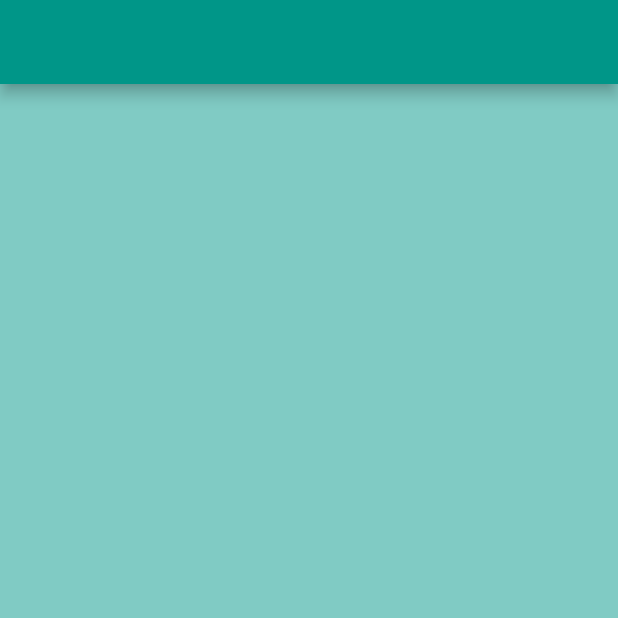
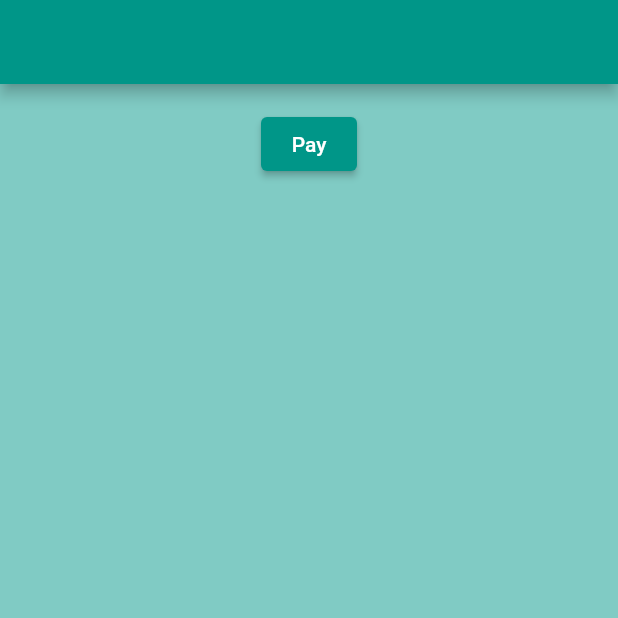
Before and after one commit to sp-sumit/razorpay_flutter_app, a Flutter app: the screen it shows after launch, on a phone screen of 412 x 824 dp, the top half of it. Run offline on Flutter 3.47's test engine with Material 2 defaults, Android fonts, the light colour scheme and no system bars; our stand-ins replace flutter_riverpod, fluttertoast; missing offline and left inert: razorpay_flutter.

Commit message:
UI Integration

```diff
--- a/lib/DataProvider/pay_handler.dart
+++ b/lib/DataProvider/pay_handler.dart
@@ -9,10 +9,10 @@ final payHandler = StateNotifierProvider<PayHandler, Function>(
 );
 
 class PayHandler extends StateNotifier<Function> {
-  PayHandler() : super(PayModel().initState());
+  PayHandler() : super(() {});
 
   final _razorpay = Razorpay();
-  void openCheckout() async {
+  void openCheckout() {
     var options = {
       'key': 'fZjNYgHYivgczqDESUNzw5de',
       'amount': 25,
@@ -26,6 +26,7 @@ class PayHandler extends StateNotifier<Function> {
 
     try {
       _razorpay.open(options);
+      PayModel().initState();
     } catch (e) {
       print(e);
     }
--- a/lib/Model/pay_model.dart
+++ b/lib/Model/pay_model.dart
@@ -4,7 +4,7 @@ import 'package:razorpay_flutter/razorpay_flutter.dart';
 class PayModel {
   final _razorpay = Razorpay();
 
-  initState() {
+  void initState() {
     _razorpay.on(Razorpay.EVENT_PAYMENT_SUCCESS, _handlePaymentSuccess);
     _razorpay.on(Razorpay.EVENT_PAYMENT_ERROR, _handlePaymentError);
     _razorpay.on(Razorpay.EVENT_EXTERNAL_WALLET, _handleExternalWallet);
--- a/lib/Views/home.dart
+++ b/lib/Views/home.dart
@@ -1,14 +1,33 @@
 import 'package:flutter/material.dart';
+import 'package:flutter_riverpod/flutter_riverpod.dart';
+import 'package:razorpay_flutter_app/DataProvider/pay_handler.dart';
 
 class Home extends StatelessWidget {
   const Home({Key? key}) : super(key: key);
 
   @override
   Widget build(BuildContext context) {
+    final size = MediaQuery.of(context).size;
     return Scaffold(
       appBar: AppBar(),
       backgroundColor: Theme.of(context).backgroundColor,
-      body: ListView(),
+      body: Container(
+        width: size.width,
+        height: size.height,
+        padding: const EdgeInsets.all(16),
+        child: Column(
+          children: [
+            Consumer(builder: (context, state, child) {
+              return ElevatedButton(
+                onPressed: () async {
+                  state.watch(payHandler.notifier).openCheckout();
+                },
+                child: const Text('Pay'),
+              );
+            }),
+          ],
+        ),
+      ),
     );
   }
 }
```
